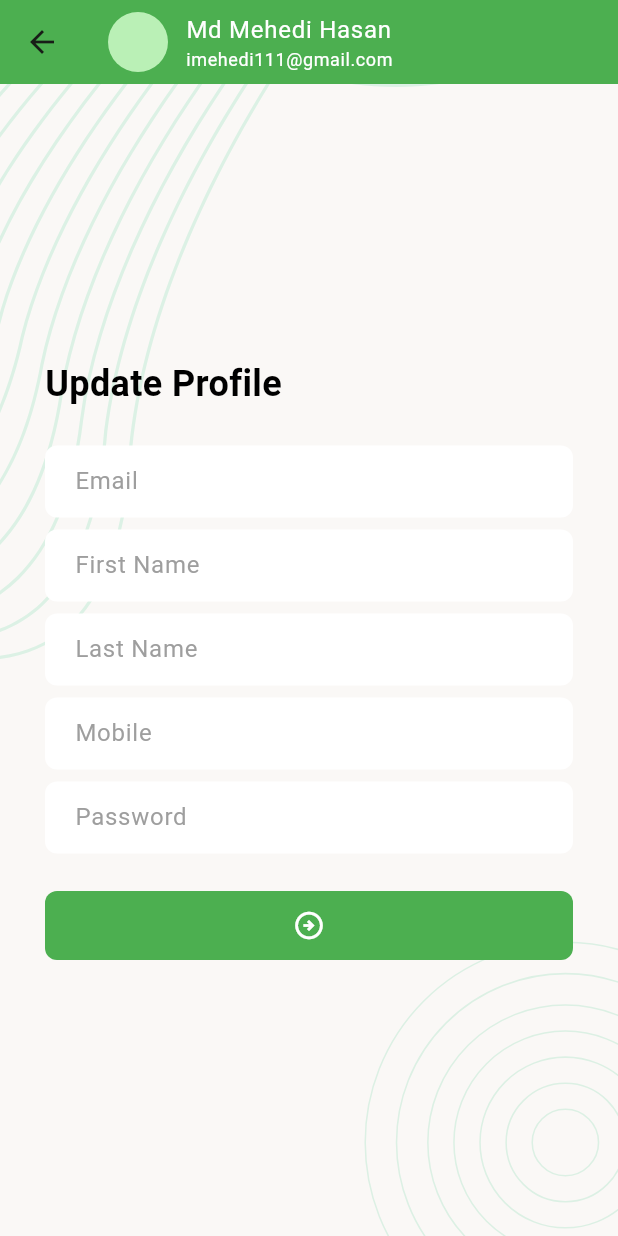
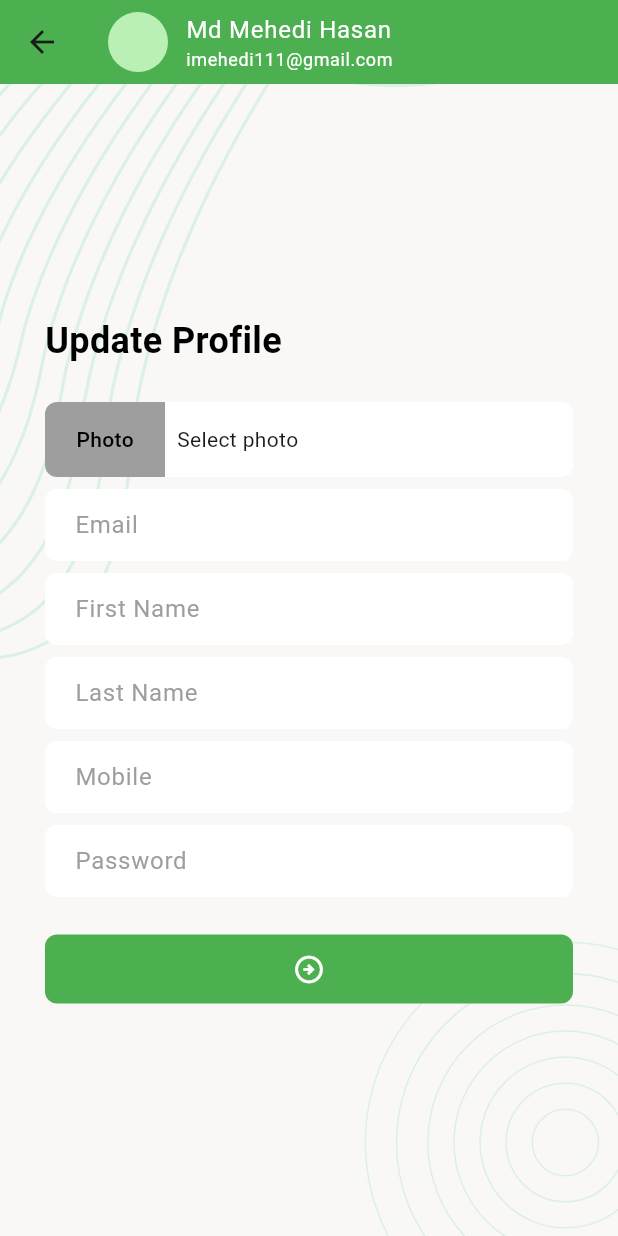
Before and after one commit to imehedi111/task_manager_ui_module18, a Flutter app: the UpdateProfileScreen screen opened by its route, after a tap on "Md Mehedi Hasan", on a phone screen of 412 x 824 dp. Run offline on Flutter 3.47's test engine with Material 3 defaults, Android fonts, the phone set to English and light mode, and no system bars; our stand-ins replace flutter_svg, pin_code_fields.

Commit message:
all ui done

```diff
--- a/lib/ui/screens/update_profile_screen.dart
+++ b/lib/ui/screens/update_profile_screen.dart
@@ -3,6 +3,8 @@ import 'package:flutter/material.dart';
 import 'package:task_management_project_module18/ui/screens/new_task_screen.dart';
 import 'package:task_management_project_module18/ui/widgets/screen_background.dart';
 import 'package:task_management_project_module18/ui/widgets/tm_custom-appbar.dart';
+
+import '../widgets/photo_peaker.dart';
 
 class UpdateProfileScreen extends StatefulWidget {
   const UpdateProfileScreen({super.key});
@@ -17,7 +19,9 @@ class _UpdateProfileScreenState extends State<UpdateProfileScreen> {
   @override
   Widget build(BuildContext context) {
     return Scaffold(
-      appBar: TMCustomAppBar(), //Repeating same screen....//TODO:
+      appBar: TMCustomAppBar(
+        fromUpdateProfile: true,
+      ), //Repeating same screen....//TODO:
       body: ScreenBackground(
         child: Padding(
           padding: const EdgeInsets.all(30),
@@ -36,6 +40,11 @@ class _UpdateProfileScreenState extends State<UpdateProfileScreen> {
               ),
               SizedBox(height: 8),
               //TODO: add select photo section...//
+              GestureDetector(
+                onTap: (){},
+                  child: photo_peaker(),
+              ),
+              //photo peaker............//
               TextFormField(decoration: InputDecoration(hintText: 'Email')),
               TextFormField(decoration: InputDecoration(hintText: 'First Name')),
               TextFormField(decoration: InputDecoration(hintText: 'Last Name')),
--- /dev/null
+++ b/lib/ui/widgets/photo_peaker.dart
@@ -0,0 +1,38 @@
+import 'package:flutter/material.dart';
+
+class photo_peaker extends StatelessWidget {
+  const photo_peaker({
+    super.key,
+  });
+
+  @override
+  Widget build(BuildContext context) {
+    return Container(
+      height: 50,
+      width: double.maxFinite,
+      decoration: BoxDecoration(
+        color: Colors.white,
+        borderRadius: BorderRadius.circular(8),
+      ),
+      child: Row(
+        spacing: 8,
+        children: [
+          Container(
+            height: 50,
+            width: 80,
+            decoration: BoxDecoration(
+              color: Colors.grey,
+              borderRadius: BorderRadius.only(
+                topLeft: Radius.circular(8),
+                bottomLeft: Radius.circular(8),
+              ),
+            ),
+            alignment: Alignment.center,
+            child: Text('Photo', style: TextStyle(color: Colors.black, fontWeight: FontWeight.w500),),
+          ),
+          Expanded(child: Text('Select photo')),
+        ],
+      ),
+    );
+  }
+}
--- a/lib/ui/widgets/tm_custom-appbar.dart
+++ b/lib/ui/widgets/tm_custom-appbar.dart
@@ -2,10 +2,16 @@ import 'package:flutter/material.dart';
 import 'package:task_management_project_module18/ui/screens/update_profile_screen.dart';
 
 class TMCustomAppBar extends StatelessWidget implements PreferredSizeWidget {
-  const TMCustomAppBar({super.key});
+  const TMCustomAppBar({super.key, this.fromUpdateProfile = false});
+
+  final bool fromUpdateProfile;
 
   void _onTapProfileImage(BuildContext context){
-    Navigator.pushNamed(context, UpdateProfileScreen.name);
+    if(fromUpdateProfile){
+      return;
+    }else {
+      Navigator.pushNamed(context, UpdateProfileScreen.name);
+    }
   }
 
   @override
```
